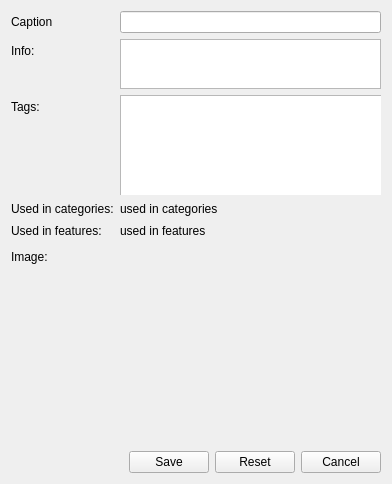
Qt form qt/apps/configurator/forms/picture_edit.ui (Wolframe/qtClient) before a commit.
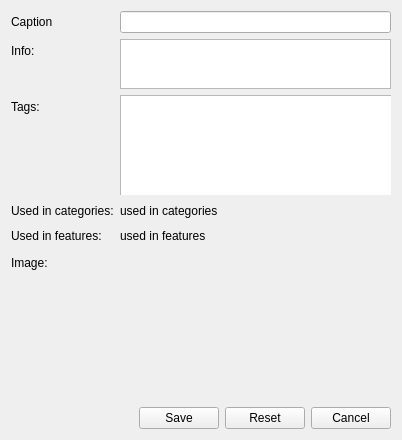
The same form after that commit. Custom widgets are drawn as their Qt base class.

Commit message: qtclient: - fixed tab focus in PictureChooser and FileChooser - fixed initial focus and tab order in forms

Diff of the .ui file:
```diff
--- a/qt/apps/configurator/forms/picture_edit.ui
+++ b/qt/apps/configurator/forms/picture_edit.ui
@@ -6,8 +6,8 @@
    <rect>
     <x>0</x>
     <y>0</y>
-    <width>392</width>
-    <height>484</height>
+    <width>402</width>
+    <height>440</height>
    </rect>
   </property>
   <property name="windowTitle">
@@ -133,7 +133,7 @@
      <property name="minimumSize">
       <size>
        <width>0</width>
-       <height>200</height>
+       <height>150</height>
       </size>
      </property>
     </widget>
```
Left out of the diff: 8 changed lines with no effect on the pictures. The commit also changes 15 other files.
